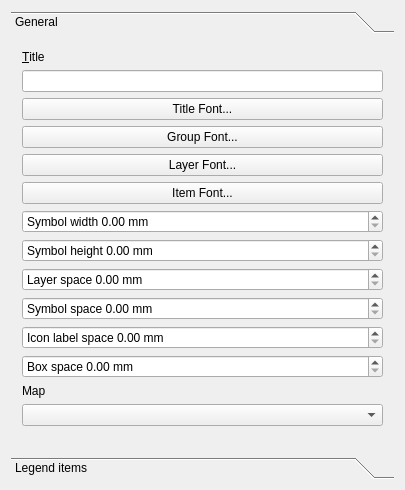
Before: the Qt Designer form src/ui/qgscomposerlegendwidgetbase.ui in qgis/QGIS, drawn with Qt 5.
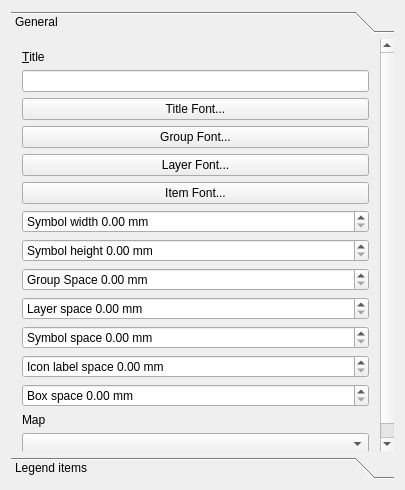
After: the same form once the commit is applied. The open tabs and pages were chosen to show the change.

Commit message: Composer Legend: Add spacing for groups.  Fixes #4247 Patch by Anna Kratochvilova. Thanks!

The edit to the form file:
```diff
--- a/src/ui/qgscomposerlegendwidgetbase.ui
+++ b/src/ui/qgscomposerlegendwidgetbase.ui
@@ -50,9 +50,9 @@
           <property name="geometry">
            <rect>
             <x>0</x>
-            <y>-26</y>
+            <y>0</y>
             <width>370</width>
-            <height>440</height>
+            <height>471</height>
            </rect>
           </property>
           <attribute name="label">
@@ -116,7 +116,7 @@
              </property>
             </widget>
            </item>
-           <item row="9" column="0">
+           <item row="10" column="0">
             <widget class="QDoubleSpinBox" name="mLayerSpaceSpinBox">
              <property name="prefix">
               <string>Layer space </string>
@@ -126,7 +126,7 @@
              </property>
             </widget>
            </item>
-           <item row="10" column="0">
+           <item row="12" column="0">
             <widget class="QDoubleSpinBox" name="mSymbolSpaceSpinBox">
              <property name="prefix">
               <string>Symbol space </string>
@@ -136,7 +136,7 @@
              </property>
             </widget>
            </item>
-           <item row="11" column="0">
+           <item row="13" column="0">
             <widget class="QDoubleSpinBox" name="mIconLabelSpaceSpinBox">
              <property name="prefix">
               <string>Icon label space </string>
@@ -146,7 +146,7 @@
              </property>
             </widget>
            </item>
-           <item row="12" column="0">
+           <item row="14" column="0">
             <widget class="QDoubleSpinBox" name="mBoxSpaceSpinBox">
              <property name="prefix">
               <string>Box space </string>
@@ -156,7 +156,7 @@
              </property>
             </widget>
            </item>
-           <item row="15" column="0">
+           <item row="17" column="0">
             <spacer name="verticalSpacer">
              <property name="orientation">
               <enum>Qt::Vertical</enum>
@@ -169,10 +169,10 @@
              </property>
             </spacer>
            </item>
-           <item row="14" column="0">
+           <item row="16" column="0">
             <widget class="QComboBox" name="mMapComboBox"/>
            </item>
-           <item row="13" column="0">
+           <item row="15" column="0">
             <widget class="QLabel" name="mMapLabel">
              <property name="text">
               <string>Map</string>
@@ -189,6 +189,16 @@
              </property>
             </widget>
            </item>
+           <item row="9" column="0">
+            <widget class="QDoubleSpinBox" name="mGroupSpaceSpinBox">
+             <property name="prefix">
+              <string>Group Space </string>
+             </property>
+             <property name="suffix">
+              <string> mm</string>
+             </property>
+            </widget>
+           </item>
           </layout>
          </widget>
          <widget class="QWidget" name="page_2">
```
Left out of the diff: 2 changed lines with no effect on the pictures. The commit also changes 5 other files.
